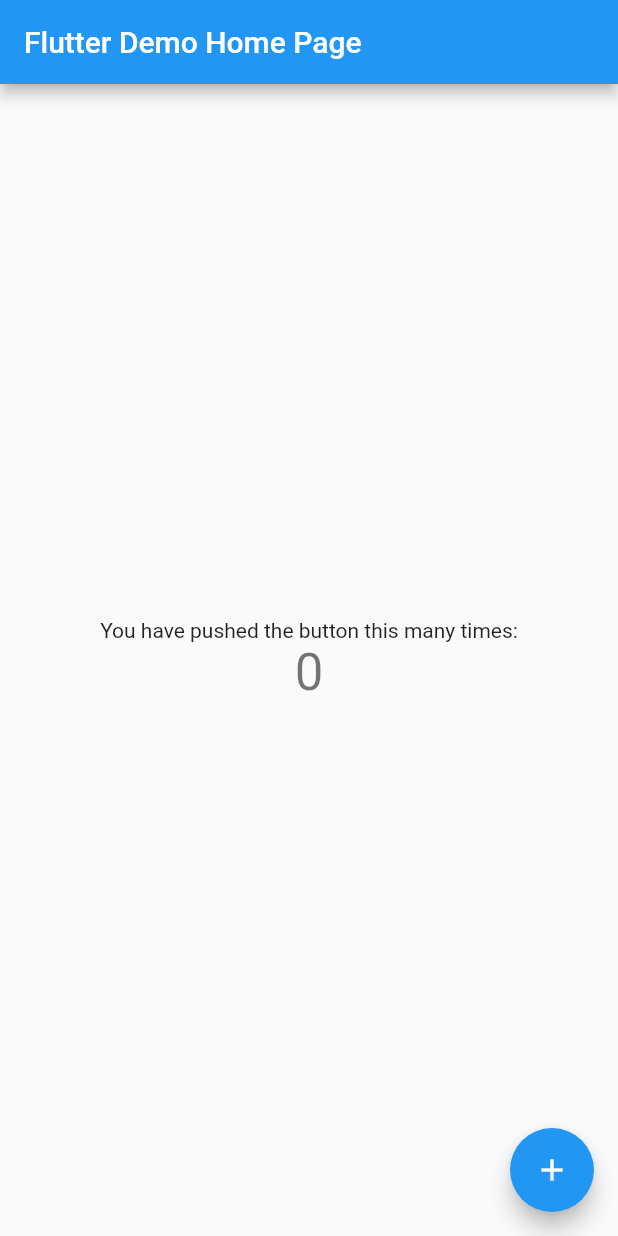
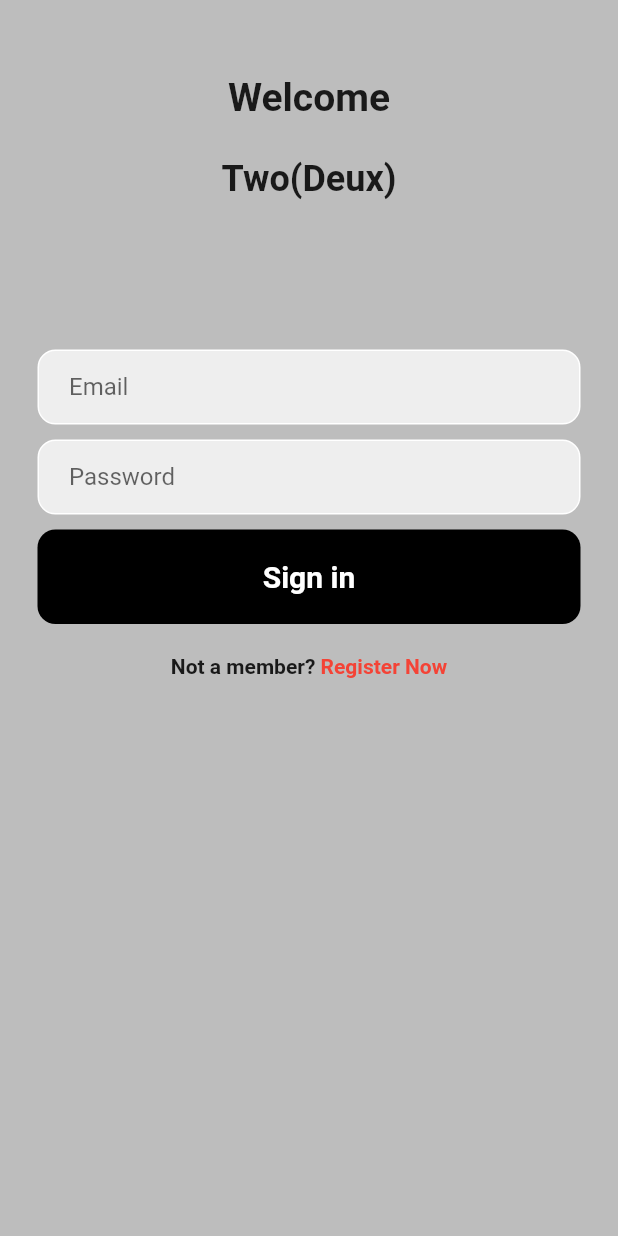
Before and after one commit to gigi-luna/Deux-Two-, a Flutter app: the screen it shows after launch, on a phone screen of 412 x 824 dp. Run offline on Flutter 3.47's test engine with Material 2 defaults, Android fonts, the phone set to English and light mode, and no system bars.

Commit message:
Add files via upload

```diff
--- /dev/null
+++ b/lib/home_page.dart
@@ -0,0 +1,138 @@
+// ignore_for_file: prefer_const_literals_to_create_immutables, unused_element, no_logic_in_create_state, prefer_const_constructors
+
+import 'package:flutter/material.dart';
+
+class HomePage extends StatefulWidget {
+  const HomePage({Key? key}) : super(key: key);
+
+  @override
+  State<HomePage> createState() => _HomePageState();
+}
+
+class _HomePageState extends State<HomePage> {
+  @override
+  Widget build(BuildContext context) {
+    return Scaffold(
+      backgroundColor: Colors.grey[400],
+      body: SafeArea(
+        child: Center(
+          child: Column(
+            children: [
+              //welcome
+              SizedBox(height: 50),
+
+              Text(
+                "Welcome",
+                style: TextStyle(
+                  fontWeight: FontWeight.bold,
+                  fontSize: 26,
+                ),
+              ),
+
+              SizedBox(height: 25),
+
+              Text(
+                "Two(Deux)",
+                style: TextStyle(
+                  fontWeight: FontWeight.bold,
+                  fontSize: 24,
+                ),
+              ),
+
+              SizedBox(height: 100),
+
+              //email textfield
+              Padding(
+                padding: const EdgeInsets.symmetric(horizontal: 25.0),
+                child: Container(
+                  decoration: BoxDecoration(
+                    color: Colors.grey[200],
+                    border: Border.all(color: Colors.white),
+                    borderRadius: BorderRadius.circular(12),
+                  ),
+                  child: Padding(
+                    padding: const EdgeInsets.only(left: 20.0),
+                    child: TextField(
+                      decoration: InputDecoration(
+                        border: InputBorder.none,
+                        hintText: 'Email',
+                      ),
+                    ),
+                  ),
+                ),
+              ),
+
+              SizedBox(height: 10),
+
+              //password
+              Padding(
+                padding: const EdgeInsets.symmetric(horizontal: 25.0),
+                child: Container(
+                  decoration: BoxDecoration(
+                    color: Colors.grey[200],
+                    border: Border.all(color: Colors.white),
+                    borderRadius: BorderRadius.circular(12),
+                  ),
+                  child: Padding(
+                    padding: const EdgeInsets.only(left: 20.0),
+                    child: TextField(
+                      obscureText: true,
+                      decoration: InputDecoration(
+                        border: InputBorder.none,
+                        hintText: 'Password',
+                      ),
+                    ),
+                  ),
+                ),
+              ),
+
+              SizedBox(height: 10),
+
+              //sign in
+              Padding(
+                padding: const EdgeInsets.symmetric(horizontal: 25.0),
+                child: Container(
+                  padding: EdgeInsets.all(20),
+                  decoration: BoxDecoration(
+                    color: Colors.black,
+                    borderRadius: BorderRadius.circular(12),
+                  ),
+                  child: Center(
+                    child: Text(
+                      'Sign in',
+                      style: TextStyle(
+                        color: Colors.white,
+                        fontWeight: FontWeight.bold,
+                        fontSize: 20,
+                      ),
+                    ),
+                  ),
+                ),
+              ),
+
+              SizedBox(height: 20),
+
+              //not member
+              Row(
+                mainAxisAlignment: MainAxisAlignment.center,
+                children: [
+                  Text(
+                    'Not a member?',
+                    style: TextStyle(
+                      fontWeight: FontWeight.bold,
+                    ),
+                  ),
+                  Text(
+                    ' Register Now',
+                    style: TextStyle(
+                        color: Colors.red, fontWeight: FontWeight.bold),
+                  ),
+                ],
+              ),
+            ],
+          ),
+        ),
+      ),
+    );
+  }
+}
--- a/lib/main.dart
+++ b/lib/main.dart
@@ -1,115 +1,20 @@
+// ignore_for_file: prefer_const_constructors
+
 import 'package:flutter/material.dart';
+import 'home_page.dart';
 
 void main() {
   runApp(const MyApp());
 }
 
 class MyApp extends StatelessWidget {
-  const MyApp({super.key});
+  const MyApp({Key? key}) : super(key: key);
 
-  // This widget is the root of your application.
   @override
   Widget build(BuildContext context) {
     return MaterialApp(
-      title: 'Flutter Demo',
-      theme: ThemeData(
-        // This is the theme of your application.
-        //
-        // Try running your application with "flutter run". You'll see the
-        // application has a blue toolbar. Then, without quitting the app, try
-        // changing the primarySwatch below to Colors.green and then invoke
-        // "hot reload" (press "r" in the console where you ran "flutter run",
-        // or simply save your changes to "hot reload" in a Flutter IDE).
-        // Notice that the counter didn't reset back to zero; the application
-        // is not restarted.
-        primarySwatch: Colors.blue,
-      ),
-      home: const MyHomePage(title: 'Flutter Demo Home Page'),
+      debugShowCheckedModeBanner: false,
+      home: HomePage(),
     );
   }
 }
-
-class MyHomePage extends StatefulWidget {
-  const MyHomePage({super.key, required this.title});
-
-  // This widget is the home page of your application. It is stateful, meaning
-  // that it has a State object (defined below) that contains fields that affect
-  // how it looks.
-
-  // This class is the configuration for the state. It holds the values (in this
-  // case the title) provided by the parent (in this case the App widget) and
-  // used by the build method of the State. Fields in a Widget subclass are
-  // always marked "final".
-
-  final String title;
-
-  @override
-  State<MyHomePage> createState() => _MyHomePageState();
-}
-
-class _MyHomePageState extends State<MyHomePage> {
-  int _counter = 0;
-
-  void _incrementCounter() {
-    setState(() {
-      // This call to setState tells the Flutter framework that something has
-      // changed in this State, which causes it to rerun the build method below
-      // so that the display can reflect the updated values. If we changed
-      // _counter without calling setState(), then the build method would not be
-      // called again, and so nothing would appear to happen.
-      _counter++;
-    });
-  }
-
-  @override
-  Widget build(BuildContext context) {
-    // This method is rerun every time setState is called, for instance as done
-    // by the _incrementCounter method above.
-    //
-    // The Flutter framework has been optimized to make rerunning build methods
-    // fast, so that you can just rebuild anything that needs updating rather
-    // than having to individually change instances of widgets.
-    return Scaffold(
-      appBar: AppBar(
-        // Here we take the value from the MyHomePage object that was created by
-        // the App.build method, and use it to set our appbar title.
-        title: Text(widget.title),
-      ),
-      body: Center(
-        // Center is a layout widget. It takes a single child and positions it
-        // in the middle of the parent.
-        child: Column(
-          // Column is also a layout widget. It takes a list of children and
-          // arranges them vertically. By default, it sizes itself to fit its
-          // children horizontally, and tries to be as tall as its parent.
-          //
-          // Invoke "debug painting" (press "p" in the console, choose the
-          // "Toggle Debug Paint" action from the Flutter Inspector in Android
-          // Studio, or the "Toggle Debug Paint" command in Visual Studio Code)
-          // to see the wireframe for each widget.
-          //
-          // Column has various properties to control how it sizes itself and
-          // how it positions its children. Here we use mainAxisAlignment to
-          // center the children vertically; the main axis here is the vertical
-          // axis because Columns are vertical (the cross axis would be
-          // horizontal).
-          mainAxisAlignment: MainAxisAlignment.center,
-          children: <Widget>[
-            const Text(
-              'You have pushed the button this many times:',
-            ),
-            Text(
-              '$_counter',
-              style: Theme.of(context).textTheme.headlineMedium,
-            ),
-          ],
-        ),
-      ),
-      floatingActionButton: FloatingActionButton(
-        onPressed: _incrementCounter,
-        tooltip: 'Increment',
-        child: const Icon(Icons.add),
-      ), // This trailing comma makes auto-formatting nicer for build methods.
-    );
-  }
-}
```
